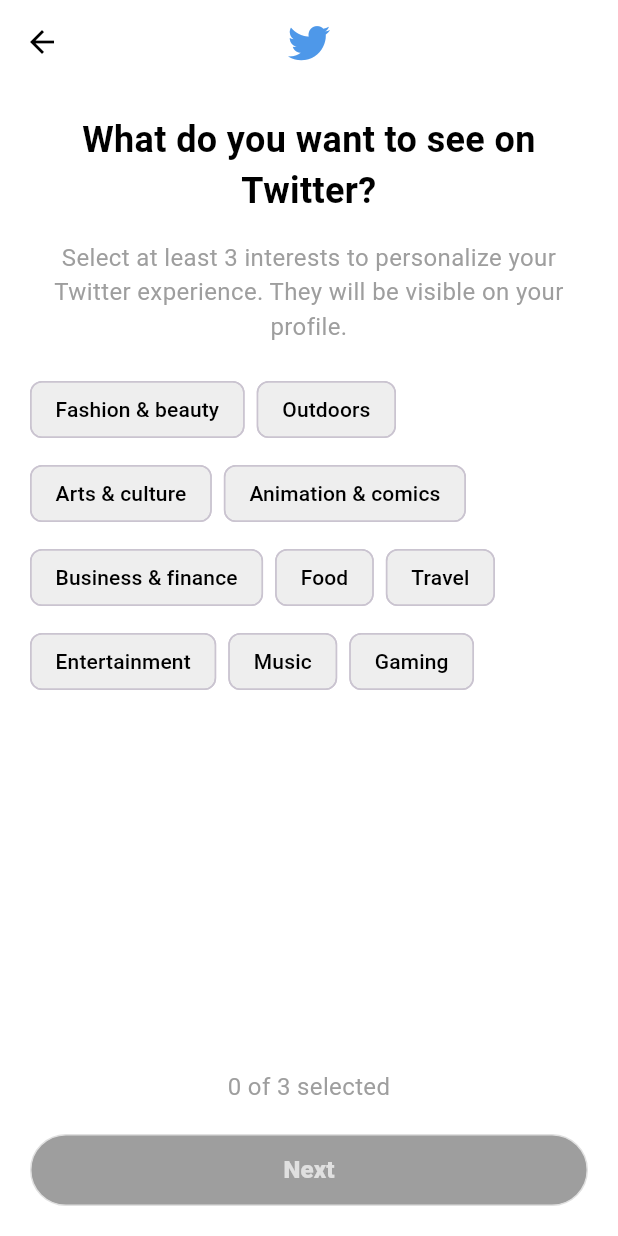
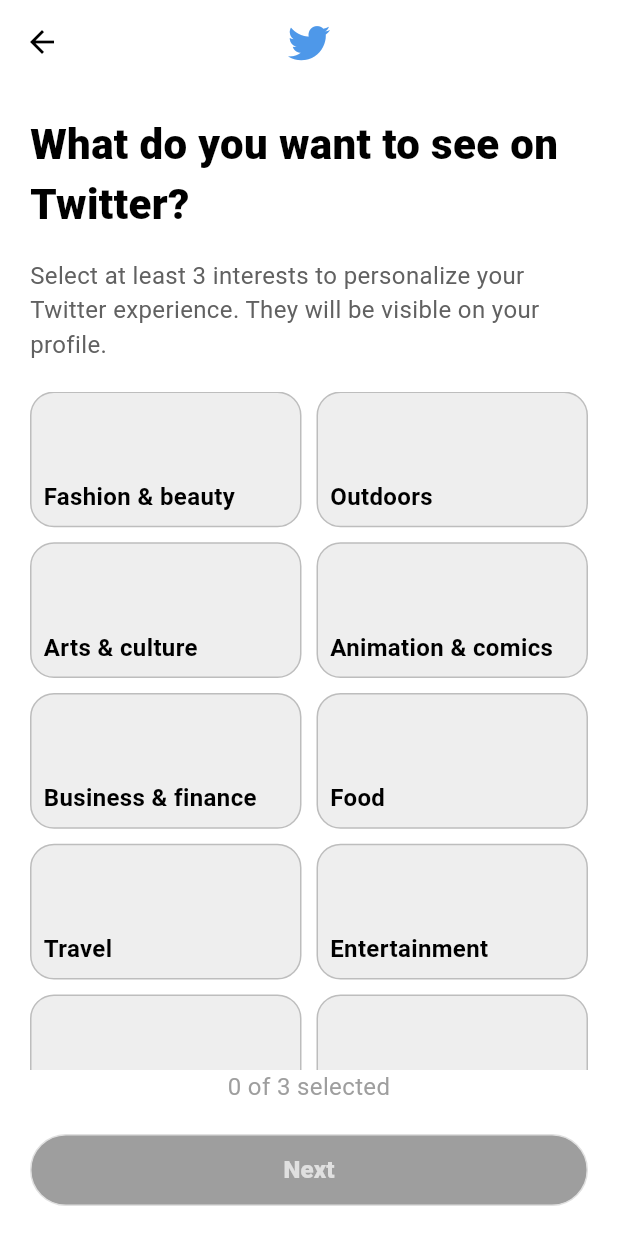
Before and after one commit to lips85/tiktok_clone, a Flutter app: the InterestsScreenTweet screen opened directly, on a phone screen of 412 x 824 dp. Run offline on Flutter 3.47's test engine with Material 3 defaults, Android fonts, the phone set to English and light mode, and no system bars; our stand-ins replace flutter_svg, font_awesome_flutter; Roboto replaces fonts that are missing (Helvetica Neue, Helvetica Neue medium).

Commit message:
3번째 까지 완료

```diff
--- a/lib/02_tweeter/features/authentication/interests_screen_tweet.dart
+++ b/lib/02_tweeter/features/authentication/interests_screen_tweet.dart
@@ -1,6 +1,8 @@
 import 'package:flutter/material.dart';
 import 'package:font_awesome_flutter/font_awesome_flutter.dart';
 import 'package:tiktok_clone/02_tweeter/features/authentication/widgets/common_button.dart';
+import 'package:tiktok_clone/constants/sizes.dart';
+import 'package:tiktok_clone/constants/textstyle/style_guide.dart';
 
 class InterestsScreenTweet extends StatefulWidget {
   const InterestsScreenTweet({super.key});
@@ -62,44 +64,67 @@ class _InterestsScreenTweetState extends State<InterestsScreenTweet> {
             crossAxisAlignment: CrossAxisAlignment.stretch,
             children: [
               const SizedBox(height: 20),
-              const Text(
+              Text(
                 "What do you want to see on Twitter?",
-                style: TextStyle(
-                  fontSize: 24,
-                  fontWeight: FontWeight.bold,
-                  color: Colors.black,
-                ),
-                textAlign: TextAlign.center,
+                style: StyleGuide.titleStyle(),
+                textAlign: TextAlign.start,
               ),
               const SizedBox(height: 16),
-              const Text(
+              Text(
                 "Select at least 3 interests to personalize your Twitter experience. They will be visible on your profile.",
-                style: TextStyle(
-                  fontSize: 16,
-                  color: Colors.grey,
-                ),
-                textAlign: TextAlign.center,
+                style: StyleGuide.explainStyle(),
+                textAlign: TextAlign.start,
               ),
               const SizedBox(height: 20),
               Expanded(
-                child: SingleChildScrollView(
-                  child: Wrap(
-                    spacing: 8,
-                    runSpacing: 8,
-                    children: interests.map((interest) {
-                      final isSelected = selectedInterests.contains(interest);
-                      return ChoiceChip(
-                        label: Text(interest),
-                        selected: isSelected,
-                        onSelected: (_) => _toggleInterest(interest),
-                        selectedColor: Colors.blue,
-                        backgroundColor: Colors.grey[200],
-                        labelStyle: TextStyle(
-                          color: isSelected ? Colors.white : Colors.black,
+                child: GridView.count(
+                  crossAxisCount: 2,
+                  crossAxisSpacing: Sizes.size10,
+                  mainAxisSpacing: Sizes.size10,
+                  childAspectRatio: 4 / 2,
+                  children: interests.map((interest) {
+                    final isSelected = selectedInterests.contains(interest);
+                    return GestureDetector(
+                      onTap: () => _toggleInterest(interest),
+                      child: AnimatedContainer(
+                        duration: const Duration(milliseconds: 300),
+                        padding: const EdgeInsets.all(8),
+                        decoration: BoxDecoration(
+                          color: isSelected ? Colors.blue : Colors.grey[200],
+                          borderRadius: BorderRadius.circular(16),
+                          border: Border.all(
+                            color: isSelected ? Colors.blue : Colors.grey[400]!,
+                            width: 1,
+                          ),
                         ),
-                      );
-                    }).toList(),
-                  ),
+                        child: Stack(
+                          children: [
+                            Align(
+                              alignment: Alignment.bottomLeft,
+                              child: Text(
+                                interest,
+                                style: TextStyle(
+                                  color:
+                                      isSelected ? Colors.white : Colors.black,
+                                  fontSize: 16,
+                                  fontWeight: FontWeight.bold,
+                                ),
+                              ),
+                            ),
+                            if (isSelected)
+                              const Align(
+                                alignment: Alignment.topRight,
+                                child: Icon(
+                                  Icons.check_circle,
+                                  color: Colors.white,
+                                  size: 20,
+                                ),
+                              ),
+                          ],
+                        ),
+                      ),
+                    );
+                  }).toList(),
                 ),
               ),
               Text(
--- a/lib/main.dart
+++ b/lib/main.dart
@@ -1,5 +1,6 @@
 import 'package:flutter/material.dart';
 import 'package:tiktok_clone/02_tweeter/features/authentication/confirmation_code_screen_tweet.dart';
+import 'package:tiktok_clone/02_tweeter/features/authentication/interests_screen_tweet.dart';
 import 'package:tiktok_clone/constants/sizes.dart';
 
 void main() {
@@ -29,7 +30,7 @@ class Myapp extends StatelessWidget {
           ),
         ),
       ),
-      home: const ConfirmationCodeScreenTweet(),
+      home: const InterestsScreenTweet(),
       // home: const SignUpScreen(),
     );
   }
```
